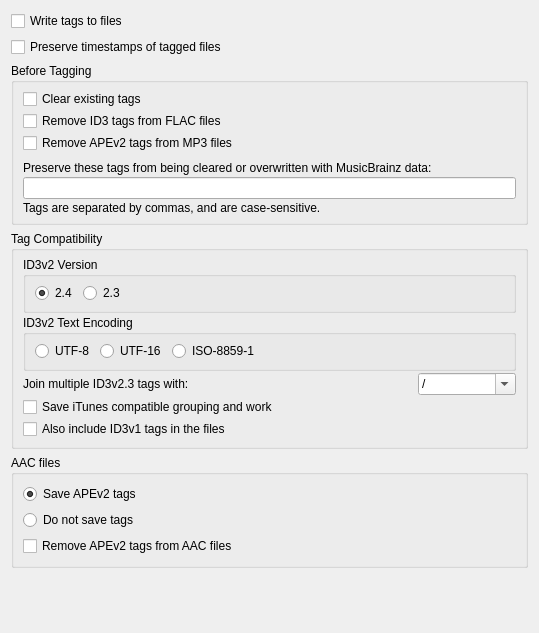
The window that ui/options_tags.ui (snorkel-marlin-repos/metabrainz_picard_pr_1306_64500be3-4c50-48cc-94bf-e2c610d54ed2) describes before a commit, drawn with Qt 5.
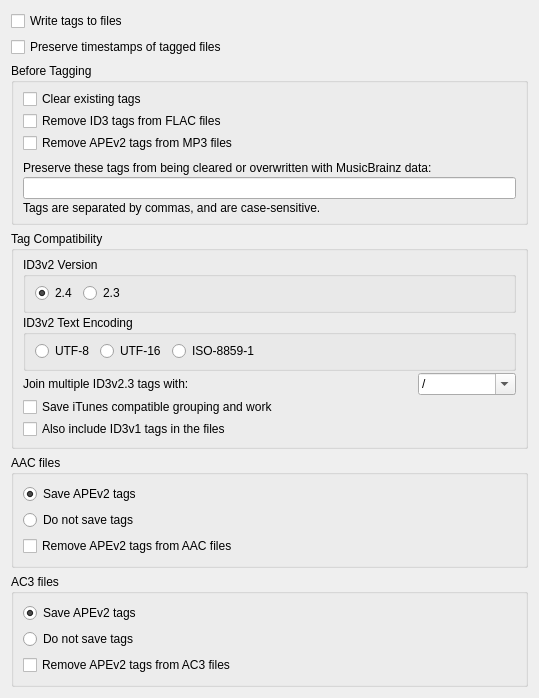
The same window after the commit.

What changed in the file:
```diff
--- a/ui/options_tags.ui
+++ b/ui/options_tags.ui
@@ -333,6 +333,39 @@
      </layout>
     </widget>
    </item>
+   <item>
+    <widget class="QGroupBox" name="ac3_files">
+     <property name="title">
+      <string>AC3 files</string>
+     </property>
+     <layout class="QVBoxLayout" name="verticalLayout_2">
+      <item>
+       <widget class="QRadioButton" name="ac3_save_ape">
+        <property name="text">
+         <string>Save APEv2 tags</string>
+        </property>
+        <property name="checked">
+         <bool>true</bool>
+        </property>
+       </widget>
+      </item>
+      <item>
+       <widget class="QRadioButton" name="ac3_no_tags">
+        <property name="text">
+         <string>Do not save tags</string>
+        </property>
+       </widget>
+      </item>
+      <item>
+       <widget class="QCheckBox" name="remove_ape_from_ac3">
+        <property name="text">
+         <string>Remove APEv2 tags from AC3 files</string>
+        </property>
+       </widget>
+      </item>
+     </layout>
+    </widget>
+   </item>
    <item>
     <spacer name="spacer">
      <property name="orientation">
```
